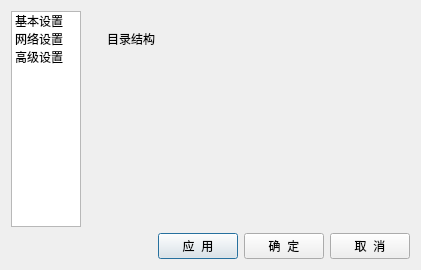
The window that src/UILib/setting2.ui (zengrx/S.M.A.R.T) describes before a commit, drawn with Qt 5.
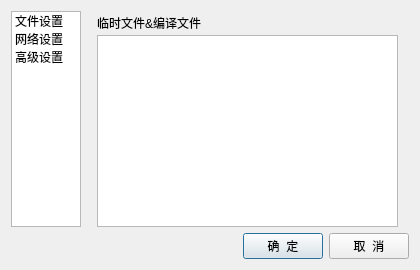
The same window after the commit.

Commit message: add setting listwidget

What changed in the file:
```diff
--- a/src/UILib/setting2.ui
+++ b/src/UILib/setting2.ui
@@ -6,10 +6,22 @@
    <rect>
     <x>0</x>
     <y>0</y>
-    <width>421</width>
+    <width>420</width>
     <height>270</height>
    </rect>
   </property>
+  <property name="minimumSize">
+   <size>
+    <width>420</width>
+    <height>270</height>
+   </size>
+  </property>
+  <property name="maximumSize">
+   <size>
+    <width>420</width>
+    <height>270</height>
+   </size>
+  </property>
   <property name="windowTitle">
    <string>软件设置</string>
   </property>
@@ -20,7 +32,7 @@
       <widget class="QListWidget" name="listWidget">
        <item>
         <property name="text">
-         <string>基本设置</string>
+         <string>文件设置</string>
         </property>
        </item>
        <item>
@@ -44,14 +56,24 @@
         <widget class="QLabel" name="label">
          <property name="geometry">
           <rect>
-           <x>20</x>
-           <y>20</y>
-           <width>61</width>
+           <x>10</x>
+           <y>4</y>
+           <width>141</width>
            <height>16</height>
           </rect>
          </property>
          <property name="text">
-          <string>目录结构</string>
+          <string>临时文件&amp;编译文件</string>
+         </property>
+        </widget>
+        <widget class="QListWidget" name="listWidget_2">
+         <property name="geometry">
+          <rect>
+           <x>10</x>
+           <y>24</y>
+           <width>301</width>
+           <height>192</height>
+          </rect>
          </property>
         </widget>
        </widget>
@@ -186,13 +208,6 @@
        </property>
       </spacer>
      </item>
-     <item>
-      <widget class="QPushButton" name="PB_Apply">
-       <property name="text">
-        <string>应  用</string>
-       </property>
-      </widget>
-     </item>
      <item>
       <widget class="QPushButton" name="PB_Yes">
        <property name="text">
```
Left out of the diff: 8 changed lines with no effect on the pictures. The commit also changes 4 other files.
